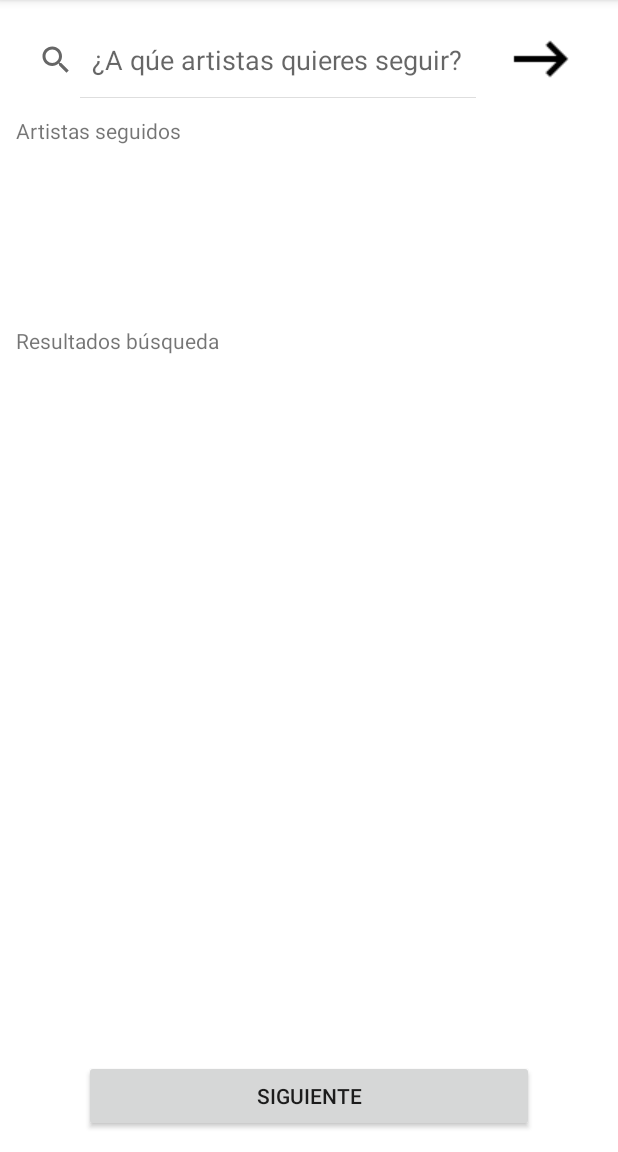
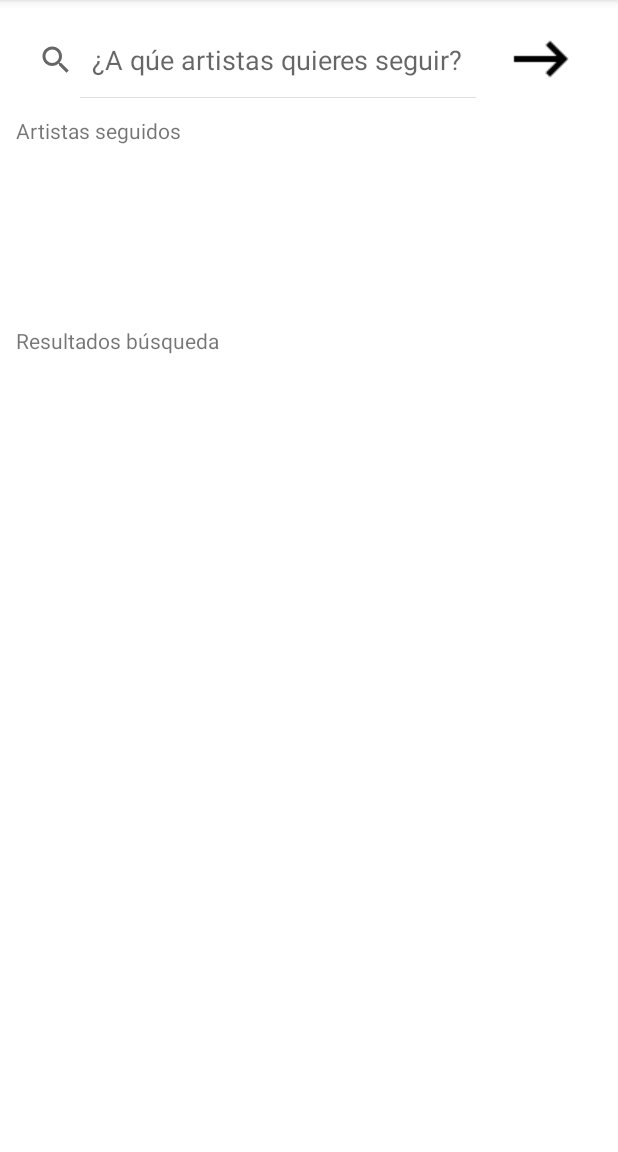
Before and after one commit to carlos-moy-gra/FestivApp, an Android app: the ArtistasActivity screen opened directly, with no data from a screen before it, on a phone screen of 412 x 824 dp, the part 84-1236 px from its top. Run offline under Robolectric (Android 15) with nearby library versions, the light colour scheme and no system bars; libraries missing offline, so code that uses them is left out: com.parse.

Commit message:
Quitado botón en activity_artistas.xml al haberse conectado satisfactoriamente su activity con MainActivity a través del botón de la flecha situado en la esquina superior derecha.

```diff
--- a/Festivapp/app/src/main/res/layout/activity_artistas.xml
+++ b/Festivapp/app/src/main/res/layout/activity_artistas.xml
@@ -94,13 +94,4 @@
         app:layout_constraintStart_toStartOf="parent"
         app:layout_constraintTop_toBottomOf="@+id/gridArtistasSeguidos" />
 
-    <Button
-        android:id="@+id/button"
-        android:layout_width="300dp"
-        android:layout_height="wrap_content"
-        android:layout_marginBottom="8dp"
-        android:text="SIGUIENTE"
-        app:layout_constraintBottom_toBottomOf="parent"
-        app:layout_constraintEnd_toEndOf="parent"
-        app:layout_constraintStart_toStartOf="parent" />
 </androidx.constraintlayout.widget.ConstraintLayout>
--- a/Festivapp/app/src/main/res/layout/item_artista_recycler.xml
+++ b/Festivapp/app/src/main/res/layout/item_artista_recycler.xml
@@ -11,10 +11,10 @@
         android:id="@+id/item_seleccion_artista_recycler"
         android:layout_width="100dp"
         android:layout_height="100dp"
+        android:layout_margin="5dp"
         android:background="@color/colorPrimary"
         android:gravity="center"
         android:text="TextView"
         android:textSize="14sp"
-        android:textStyle="bold"
-        android:layout_margin="10dp"/>
+        android:textStyle="bold" />
 </LinearLayout>
```
